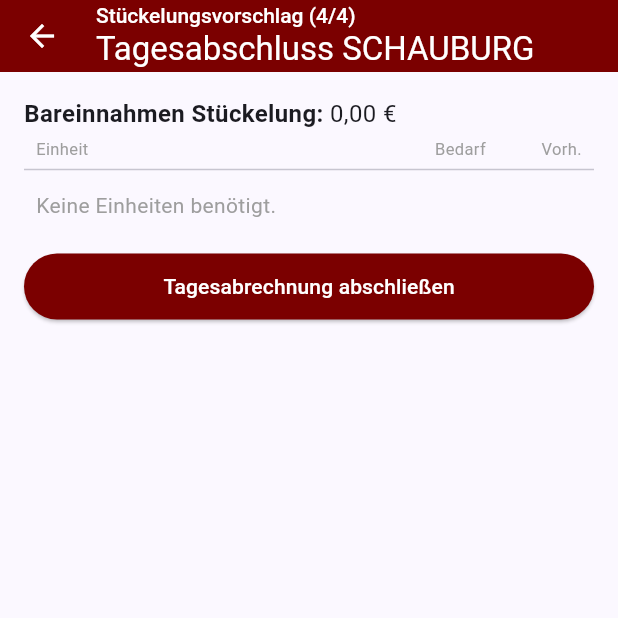
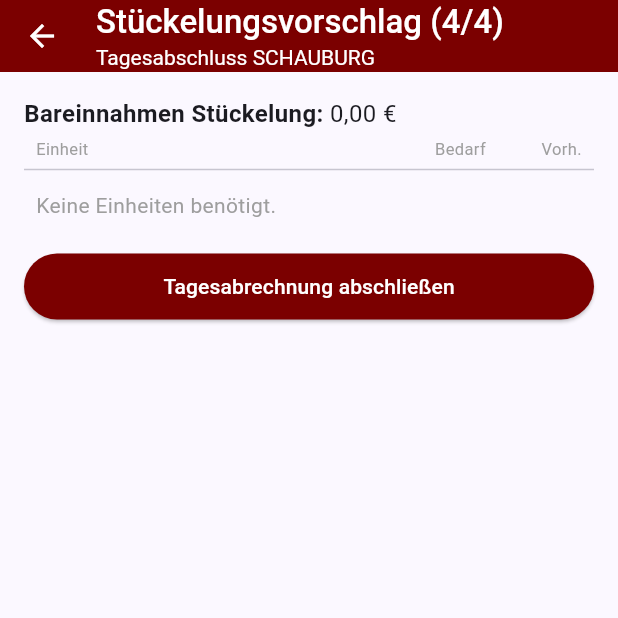
Before and after one commit to pacodemant/kino-tagesabschluss, a Flutter app: the StueckelungVorschlagSeite screen opened directly with empty values, on a phone screen of 412 x 824 dp, the top half of it. Run offline on Flutter 3.47's test engine with Material 3 defaults, Android fonts, the phone set to English and light mode, and no system bars; our stand-ins replace google_fonts, shared_preferences; accounts and stored records are empty.

Commit message:
R183b: AppBar-Schriftgrößen getauscht, erste Zeile groß zweite klein

```diff
--- a/lib/pages/tagesabschluss_schritt1/sections/schritt1_header_section.dart
+++ b/lib/pages/tagesabschluss_schritt1/sections/schritt1_header_section.dart
@@ -25,9 +25,12 @@
           children: <Widget>[
             Text(
               untertitel,
-              style: const TextStyle(fontSize: 14, fontWeight: FontWeight.w500),
+              style: const TextStyle(fontWeight: FontWeight.w500),
             ),
-            Text(titel),
+            Text(
+              titel,
+              style: const TextStyle(fontSize: 14),
+            ),
           ],
         ),
       ),
```
